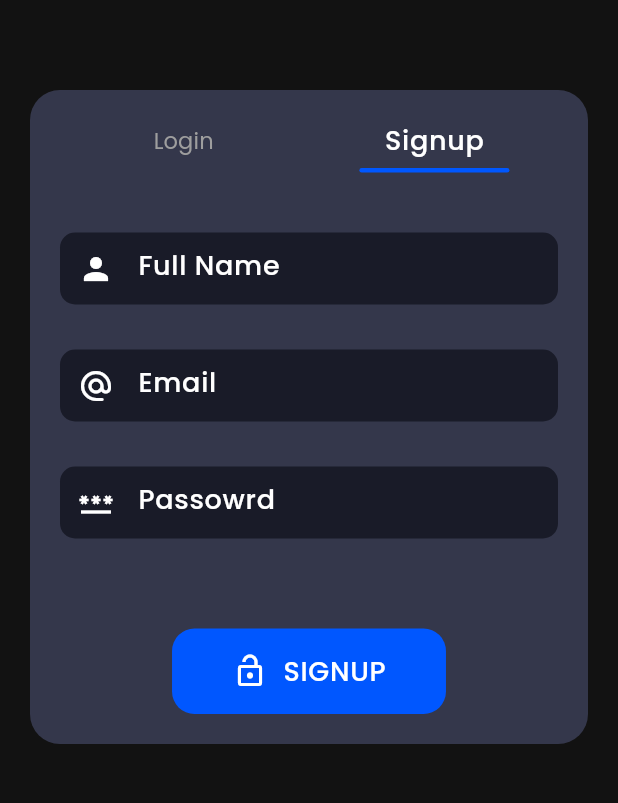
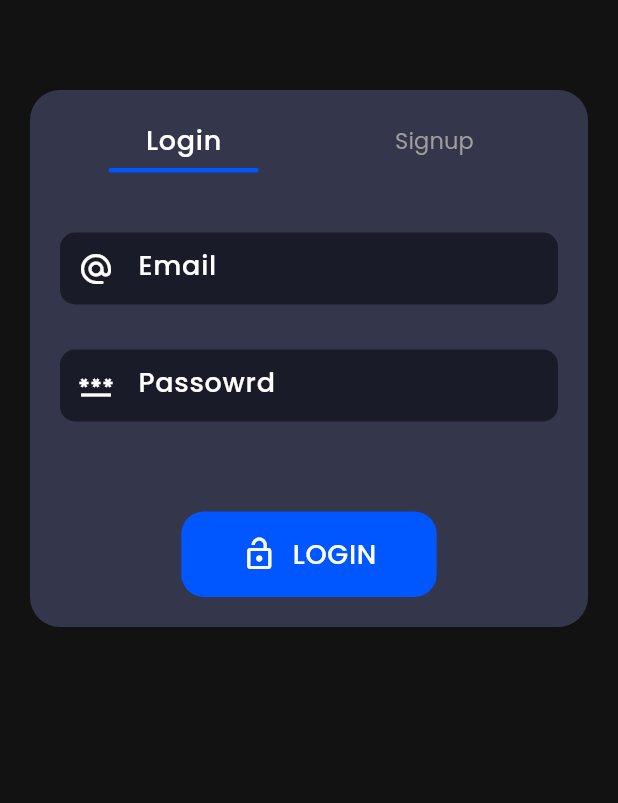
Before and after one commit to abhisinghcpr/Sampark_App_Chat_app_in_Flutter, a Flutter app: the AuthPage screen opened by its route, on a phone screen of 412 x 824 dp, the part 237-1040 px from its top. Run offline on Flutter 3.47's test engine with Material 3 defaults, Android fonts, the phone set to English and light mode, and no system bars; our stand-ins replace firebase_auth, firebase_core, flutter_svg, get, slide_to_act; accounts and stored records are empty.

Commit message:
user auth  completed

```diff
--- a/lib/Pages/Auth/Widgets/AuthPageBody.dart
+++ b/lib/Pages/Auth/Widgets/AuthPageBody.dart
@@ -8,7 +8,7 @@ class AuthPageBody extends StatelessWidget {
 
   @override
   Widget build(BuildContext context) {
-    RxBool isLogin = false.obs;
+    RxBool isLogin = true.obs;
     return Container(
       padding: EdgeInsets.all(20),
       decoration: BoxDecoration(
--- a/lib/Pages/Auth/Widgets/LoginForm.dart
+++ b/lib/Pages/Auth/Widgets/LoginForm.dart
@@ -1,5 +1,6 @@
 import 'package:flutter/material.dart';
 import 'package:get/get.dart';
+import 'package:sampark/Controller/AuthController.dart';
 import 'package:sampark/Widget/PrimaryButton.dart';
 
 class LoginForm extends StatelessWidget {
@@ -7,11 +8,15 @@ class LoginForm extends StatelessWidget {
 
   @override
   Widget build(BuildContext context) {
+    TextEditingController email = TextEditingController();
+    TextEditingController password = TextEditingController();
+    AuthController authController = Get.put(AuthController());
     return Column(
       children: [
         const SizedBox(height: 40),
-        const TextField(
-          decoration: InputDecoration(
+        TextField(
+          controller: email,
+          decoration: const InputDecoration(
             hintText: "Email",
             prefixIcon: Icon(
               Icons.alternate_email_rounded,
@@ -19,8 +24,9 @@ class LoginForm extends StatelessWidget {
           ),
         ),
         const SizedBox(height: 30),
-        const TextField(
-          decoration: InputDecoration(
+        TextField(
+          controller: password,
+          decoration: const InputDecoration(
             hintText: "Passowrd",
             prefixIcon: Icon(
               Icons.password_outlined,
@@ -28,17 +34,24 @@ class LoginForm extends StatelessWidget {
           ),
         ),
         const SizedBox(height: 60),
-        Row(
+        Obx(
+          () => authController.isLoading.value
+              ? CircularProgressIndicator()
+              : Row(
                   mainAxisAlignment: MainAxisAlignment.center,
                   children: [
                     PrimaryButton(
                       ontap: () {
-                Get.offAllNamed("/homePage");
+                        authController.login(
+                          email.text,
+                          password.text,
+                        );
                       },
                       btnName: "LOGIN",
                       icon: Icons.lock_open_outlined,
                     ),
                   ],
+                ),
         )
       ],
     );
--- a/pubspec.yaml
+++ b/pubspec.yaml
@@ -38,6 +38,8 @@ dependencies:
   flutter_svg: ^2.0.9 # For SVG
   slide_to_act: ^2.0.2 # For Welcome Page slide button
   get: ^4.6.6 # For State Management And Page routing
+  firebase_core: ^2.25.4 # For Firebase
+  firebase_auth: ^4.17.4 # For Firebase Authentication
 
 dev_dependencies:
   flutter_test:
```
Also changed, not shown: lib/Controller/AuthController.dart (added, +50 -0 lines), lib/Pages/Auth/Widgets/SignupForm.dart (+21 -6 lines), lib/main.dart (+12 -5 lines), lib/firebase_options.dart (added), pubspec.lock, 6 other files. Lines whose indentation alone changed are shown as unchanged.
